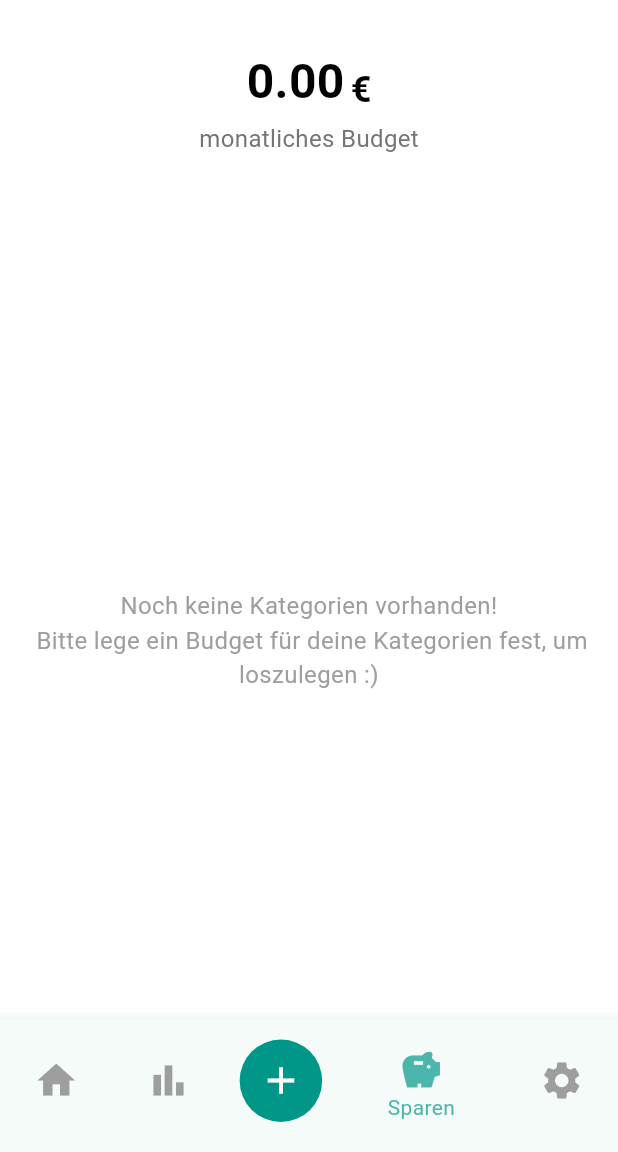
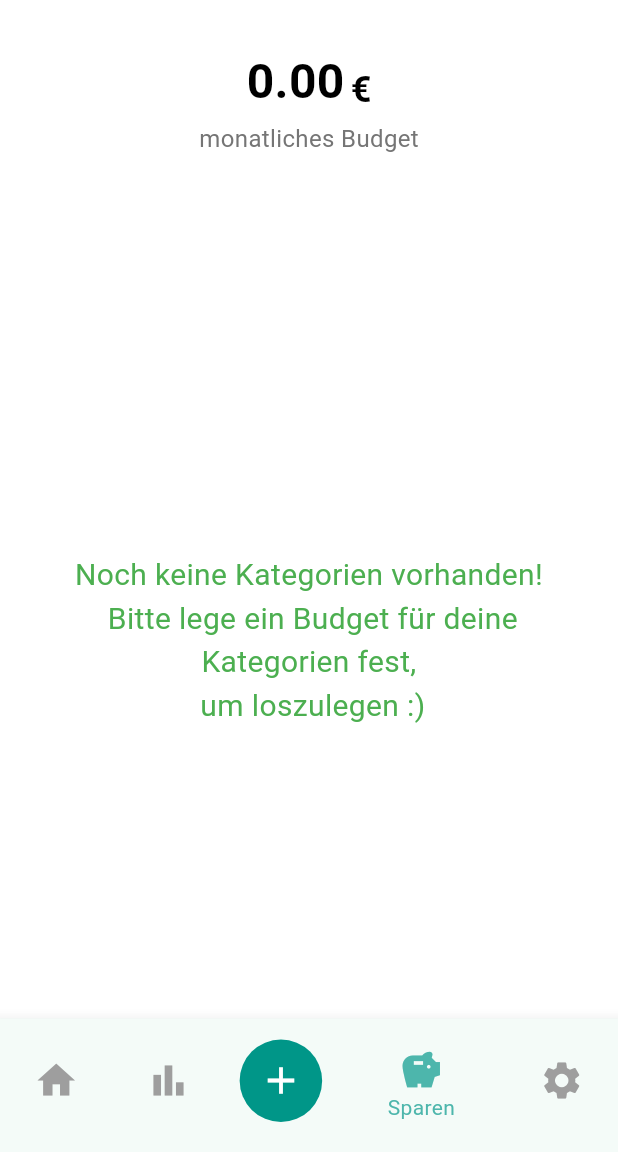
Before and after one commit to SlayBrainzZ/budget_management_app, a Flutter app: the screen it shows once a user with an empty profile is signed in, item 4 of the bottom bar chosen, on a phone screen of 412 x 824 dp, the part 84-1236 px from its top. Run offline on Flutter 3.47's test engine with Material 3 defaults, Android fonts, the phone set to English and light mode, and no system bars; our stand-ins replace cloud_firestore, csv, firebase_auth, firebase_core, fl_chart; missing offline and left inert: dart:html; accounts and stored records are empty.

Commit message:
small fixes

```diff
--- a/lib/MoneyGuard/saving_plan.dart
+++ b/lib/MoneyGuard/saving_plan.dart
@@ -166,6 +166,7 @@ class _SavingPlanState extends State<SavingPlan> {
                             fontSize: 32,
                             fontWeight: FontWeight.bold,
                             color: Colors.black,
+                            fontFamily: 'Roboto',
                           ),
                         ),
                         const SizedBox(width: 4),
@@ -175,6 +176,7 @@ class _SavingPlanState extends State<SavingPlan> {
                             fontSize: 24,
                             fontWeight: FontWeight.bold,
                             color: Colors.black,
+                            fontFamily: 'Roboto',
                           ),
                         ),
                       ],
@@ -185,6 +187,7 @@ class _SavingPlanState extends State<SavingPlan> {
                       style: TextStyle(
                         fontSize: 16,
                         color: Colors.grey[600],
+                        fontFamily: 'Roboto',
                       ),
                     ),
                   ],
@@ -205,6 +208,7 @@ class _SavingPlanState extends State<SavingPlan> {
                   style: TextStyle(
                     fontSize: 16,
                     color: Colors.grey,
+                    fontFamily: 'Roboto',
                   ),
                 ),
               ),
@@ -230,14 +234,33 @@ class _SavingPlanState extends State<SavingPlan> {
                     alignment: BarChartAlignment.spaceEvenly, // Mehr Platz zwischen den Balken
                     maxY: 100, // Maximaler Y-Wert für die Prozentanzeige
                     titlesData: FlTitlesData(
-                      leftTitles: AxisTitles(
+                      /*leftTitles: AxisTitles(
                         sideTitles: SideTitles(
-                          showTitles: false, // Keine Y-Beschriftung anzeigen
+                          showTitles: true, // Aktiviere die Titel auf der linken Seite
+                          interval: 25, // Schrittweite für die angezeigten Werte (z. B. 0, 25, 50, 75, 100)
+                          getTitlesWidget: (double value, TitleMeta meta) {
+                            // Bedingte Logik für die Anzeige
+                            if (value % 25 == 0) {
+                              return Text(
+                                '${value.toInt()}', // Zeigt den Prozentwert an
+                                style: TextStyle(
+                                  fontSize: 12,
+                                  color: Colors.black,
+                                ),
+                              );
+                            }
+                            return const SizedBox.shrink(); // Keine Anzeige für andere Werte
+                          },
+                        ),
+                      ),*/
+                      rightTitles: AxisTitles(
+                        sideTitles: SideTitles(
+                          showTitles: false, // Rechte Achse deaktivieren
                         ),
                       ),
                       bottomTitles: AxisTitles(
                         sideTitles: SideTitles(
-                          showTitles: true, // Kategorienamen unter dem Balken anzeigen
+                          showTitles: false, // Kategorienamen unter dem Balken anzeigen
                           getTitlesWidget: (double value, TitleMeta meta) {
                             int index = value.toInt();
                             if (index < categories.length) {
@@ -247,6 +270,7 @@ class _SavingPlanState extends State<SavingPlan> {
                                   fontSize: 10,
                                   fontWeight: FontWeight.bold,
                                   color: Colors.black,
+                                  fontFamily: 'Roboto',
                                 ),
                               );
                             }
@@ -254,6 +278,7 @@ class _SavingPlanState extends State<SavingPlan> {
                           },
                         ),
                       ),
+                      topTitles: AxisTitles(sideTitles: SideTitles(showTitles: false)),
                     ),
                     borderData: FlBorderData(show: false), // Keine Border anzeigen
                     barGroups: _buildCategoryData(),
@@ -283,11 +308,12 @@ class _SavingPlanState extends State<SavingPlan> {
               child: Padding(
                 padding: const EdgeInsets.all(16.0),
                 child: Text(
-                  'Noch keine Kategorien vorhanden! \n Bitte lege ein Budget für deine Kategorien fest, um loszulegen :)',
+                  'Noch keine Kategorien vorhanden! \n Bitte lege ein Budget für deine Kategorien fest,\n um loszulegen :)',
                   textAlign: TextAlign.center,
                   style: TextStyle(
-                    fontSize: 16,
-                    color: Colors.grey,
+                    fontSize: 20,
+                    color: Colors.green,
+                    fontFamily: 'Roboto',
                   ),
                 ),
               ),
@@ -344,6 +370,7 @@ class _SavingPlanState extends State<SavingPlan> {
                                 style: TextStyle(
                                   fontSize: 16,
                                   fontWeight: FontWeight.bold,
+                                  fontFamily: 'Roboto',
                                 ),
                               ),
                             ),
@@ -358,6 +385,7 @@ class _SavingPlanState extends State<SavingPlan> {
                                     color: remaining < 0
                                         ? Colors.red
                                         : Colors.green,
+                                    fontFamily: 'Roboto',
                                   ),
                                 ),
                               ],
@@ -373,6 +401,7 @@ class _SavingPlanState extends State<SavingPlan> {
                           style: TextStyle(
                             fontSize: 14,
                             color: remaining < 0 ? Colors.red : Colors.green,
+                            fontFamily: 'Roboto',
                           ),
                         ),
 
```
